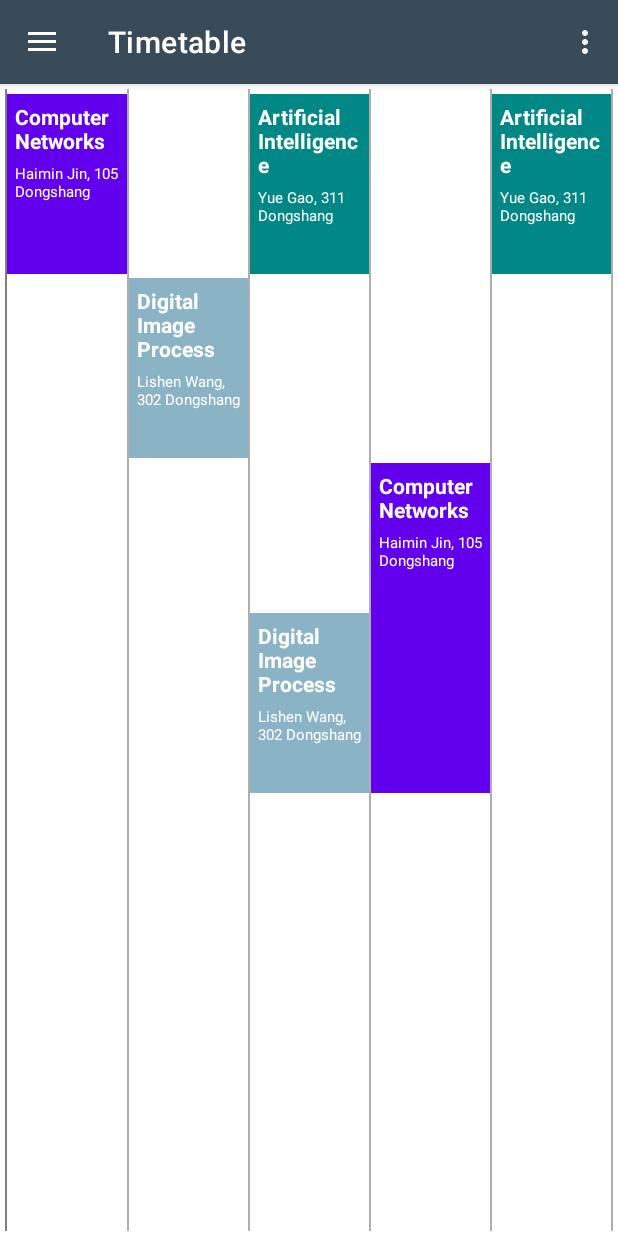
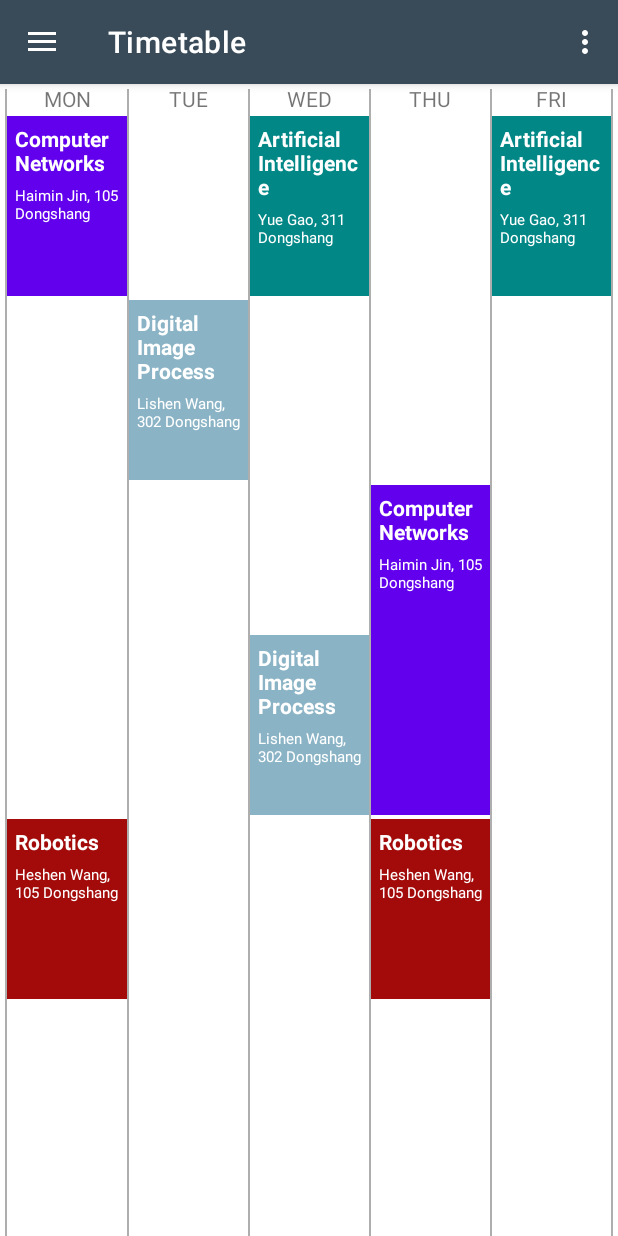
Before and after one commit to GoAMATEUR/CS175-Assignments-2021Fall, an Android app: the screen it shows after launch (MainActivity), in the side drawer, after a tap on "Timetable", on a phone screen of 412 x 824 dp. Run offline under Robolectric (Android 15) with nearby library versions, the phone set to English and light mode, and no system bars; our stand-ins replace navigation-ui.

Commit message:
timetable finish

```diff
--- a/app/src/main/assets/courses.json
+++ b/app/src/main/assets/courses.json
@@ -53,13 +53,31 @@
         }
       ],
       "credit": 3
+    },
+    { "name": "Robotics",
+      "intValue": 0,
+      "theme": "#A30B0B",
+      "id": "AU416",
+      "term": "2021-2022 Fall",
+      "info": "Heshen Wang, 105 Dongshang",
+      "lectureTime": [
+        {
+          "day": 1,
+          "no": 5
+        },
+        {
+          "day": 4,
+          "no": 5
+        }
+      ],
+      "credit": 2
     }
 
   ],
   "PastCurriculum": [
     { "name": "Computer Architecture",
       "intValue": 0,
-      "theme": "#A30B0B",
+      "theme": "#A30B0A",
       "id": "EI332",
       "term": "2020-2021 Spring",
       "info": "Xiangzhong Fang, 105 Dongshang",
--- a/app/src/main/java/me/hsy/mycanvas/ui/timetable/TimetableFragment.kt
+++ b/app/src/main/java/me/hsy/mycanvas/ui/timetable/TimetableFragment.kt
@@ -1,6 +1,7 @@
 package me.hsy.mycanvas.ui.timetable
 
 import android.annotation.SuppressLint
+import android.content.Intent
 import android.graphics.Color
 import android.os.Bundle
 import android.util.Log
@@ -15,6 +16,7 @@ import androidx.fragment.app.Fragment
 import androidx.lifecycle.ViewModelProvider
 import androidx.lifecycle.findViewTreeViewModelStoreOwner
 import com.google.gson.GsonBuilder
+import me.hsy.mycanvas.CoursePage
 import me.hsy.mycanvas.R
 import me.hsy.mycanvas.databinding.FragmentTimetableBinding
 import me.hsy.mycanvas.ui.curriculum.beans.Curriculum
@@ -70,8 +72,9 @@ class TimetableFragment : Fragment() {
             val name = currentCurriculum[i].name
             val info = currentCurriculum[i].info
             val credit: Int = currentCurriculum[i].credit
+            val theme = currentCurriculum[i].theme
             val color = Color.parseColor(currentCurriculum[i].theme)
-
+            val courseIntValue: Int = currentCurriculum[i].intValue
 
 
 
@@ -85,14 +88,25 @@ class TimetableFragment : Fragment() {
                 itemView.findViewById<TextView>(R.id.course_name).text = name
                 itemView.findViewById<TextView>(R.id.course_info).text = info
                 itemView.setBackgroundColor(color)
+                itemView.setOnClickListener {
+                    val intent = Intent(context, CoursePage::class.java)
+                    intent.putExtra("course_int", courseIntValue)
+                    intent.putExtra("theme", theme)
+                    Log.d("@=>", "$name, $theme")
+
+                    startActivity(intent)
+                }
+
                 val height = if (no != 3) {
                     120f
                 } else {
                     220f
                 }
+
                 val params = LinearLayout.LayoutParams(ViewGroup.LayoutParams.MATCH_PARENT, PieChart.dp2px(requireContext(), height))
-                params.setMargins(0,getMargin(no), 0, 0)
+                params.setMargins(0, getMargin(no), 0, 0)
                 itemView.layoutParams = params
+
                 val parent: ViewGroup? = itemView.parent as ViewGroup?
                 parent?.removeView(itemView)
                 addToTimetable(day, itemView)
@@ -118,12 +132,12 @@ class TimetableFragment : Fragment() {
 
     private fun getMargin(no: Int): Int {
         val dp = when(no) {
-            1->3f
-            2->126f
-            3->249f
-            4->349f
-            5->472f
-            else -> 605f
+            1->21f
+            2->144f
+            3->267f
+            4->367f
+            5->490f
+            else -> 623f
         }
         return PieChart.dp2px(requireContext(), dp)
     }
--- a/app/src/main/res/layout/fragment_timetable.xml
+++ b/app/src/main/res/layout/fragment_timetable.xml
@@ -6,10 +6,11 @@
     android:layout_height="match_parent"
     tools:context=".ui.timetable.TimetableFragment"
     android:orientation="horizontal"
-    android:padding="3dp">
+    android:paddingHorizontal="3dp">
     <View
         android:layout_width="1dp"
-        android:background="@color/light_gray"
+        android:background="#AEAEAE"
+        android:layout_marginTop="3dp"
         android:layout_height="match_parent" />
     <androidx.coordinatorlayout.widget.CoordinatorLayout
         android:id="@+id/day_1"
@@ -18,6 +19,11 @@
         android:layout_height="match_parent"
         android:orientation="horizontal"
         >
+        <TextView
+            android:layout_width="match_parent"
+            android:layout_height="18dp"
+            android:text="MON"
+            android:gravity="center"/>
 
 <!--        <include layout="@layout/item_timetable"-->
 <!--            android:layout_height="120dp"-->
@@ -44,6 +50,7 @@
     <View
         android:layout_width="1dp"
         android:background="#AEAEAE"
+        android:layout_marginTop="3dp"
         android:layout_height="match_parent" />
 
     <androidx.coordinatorlayout.widget.CoordinatorLayout
@@ -51,40 +58,74 @@
         android:layout_width="match_parent"
         android:layout_height="match_parent"
         android:layout_weight="1"
-        android:orientation="horizontal" />
+        android:orientation="horizontal" >
+        <TextView
+            android:layout_width="match_parent"
+            android:layout_height="18dp"
+            android:text="TUE"
+            android:gravity="center"/>
+    </androidx.coordinatorlayout.widget.CoordinatorLayout>
     <View
         android:layout_width="1dp"
         android:background="#AEAEAE"
+        android:layout_marginTop="3dp"
         android:layout_height="match_parent" />
+
     <androidx.coordinatorlayout.widget.CoordinatorLayout
         android:id="@+id/day_3"
         android:layout_width="match_parent"
         android:layout_height="match_parent"
         android:layout_weight="1"
-        android:orientation="horizontal" />
+        android:orientation="horizontal">
+        <TextView
+            android:layout_width="match_parent"
+            android:layout_height="18dp"
+            android:text="WED"
+            android:gravity="center"/>
+    </androidx.coordinatorlayout.widget.CoordinatorLayout>
+
     <View
         android:layout_width="1dp"
         android:background="#AEAEAE"
+        android:layout_marginTop="3dp"
         android:layout_height="match_parent" />
+
     <androidx.coordinatorlayout.widget.CoordinatorLayout
         android:id="@+id/day_4"
         android:layout_width="match_parent"
         android:layout_height="match_parent"
         android:layout_weight="1"
-        android:orientation="horizontal" />
+        android:orientation="horizontal" >
+        <TextView
+            android:layout_width="match_parent"
+            android:layout_height="18dp"
+            android:text="THU"
+            android:gravity="center"/>
+    </androidx.coordinatorlayout.widget.CoordinatorLayout>
+
     <View
         android:layout_width="1dp"
         android:background="#AEAEAE"
+        android:layout_marginTop="3dp"
         android:layout_height="match_parent" />
+
     <androidx.coordinatorlayout.widget.CoordinatorLayout
         android:id="@+id/day_5"
         android:layout_width="match_parent"
         android:layout_height="match_parent"
         android:layout_weight="1"
-        android:orientation="horizontal" />
+        android:orientation="horizontal" >
+        <TextView
+            android:layout_width="match_parent"
+            android:layout_height="18dp"
+            android:text="FRI"
+            android:gravity="center"/>
+    </androidx.coordinatorlayout.widget.CoordinatorLayout>
+
     <View
         android:layout_width="1dp"
         android:background="#AEAEAE"
+        android:layout_marginTop="3dp"
         android:layout_height="match_parent" />
 
 
```
